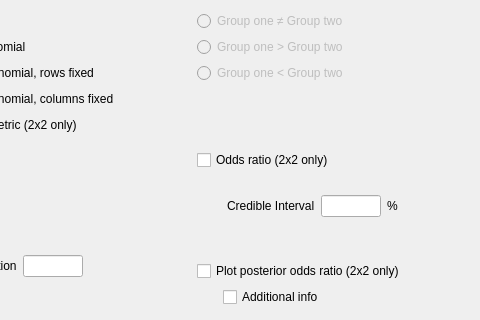
Qt form JASP-Desktop/analysisforms/crosstabsbayesianform.ui (jasp-stats/jasp-desktop) before a commit; both pictures show x 111 to 591 and y 479 to 799 of the 591 by 908 pixel window.
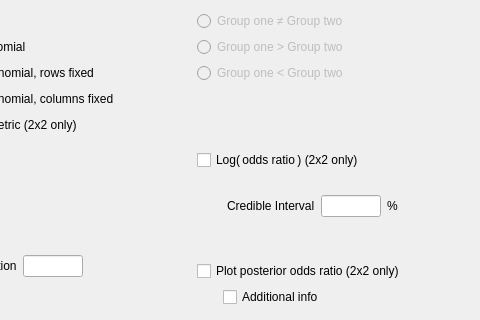
The same form after that commit. Custom widgets are drawn as their Qt base class.

Commit message:
Cont. Tables: Changed label to Log(odds ratio)
closes #391

What changed in the file:
```diff
--- a/JASP-Desktop/analysisforms/crosstabsbayesianform.ui
+++ b/JASP-Desktop/analysisforms/crosstabsbayesianform.ui
@@ -321,7 +321,7 @@
             <item row="1" column="0" colspan="2">
              <widget class="BoundCheckBox" name="oddsRatio">
               <property name="text">
-               <string>Odds ratio (2x2 only)</string>
+               <string>Log( odds ratio ) (2x2 only)</string>
               </property>
              </widget>
             </item>
```
The commit also changes 1 other file.
